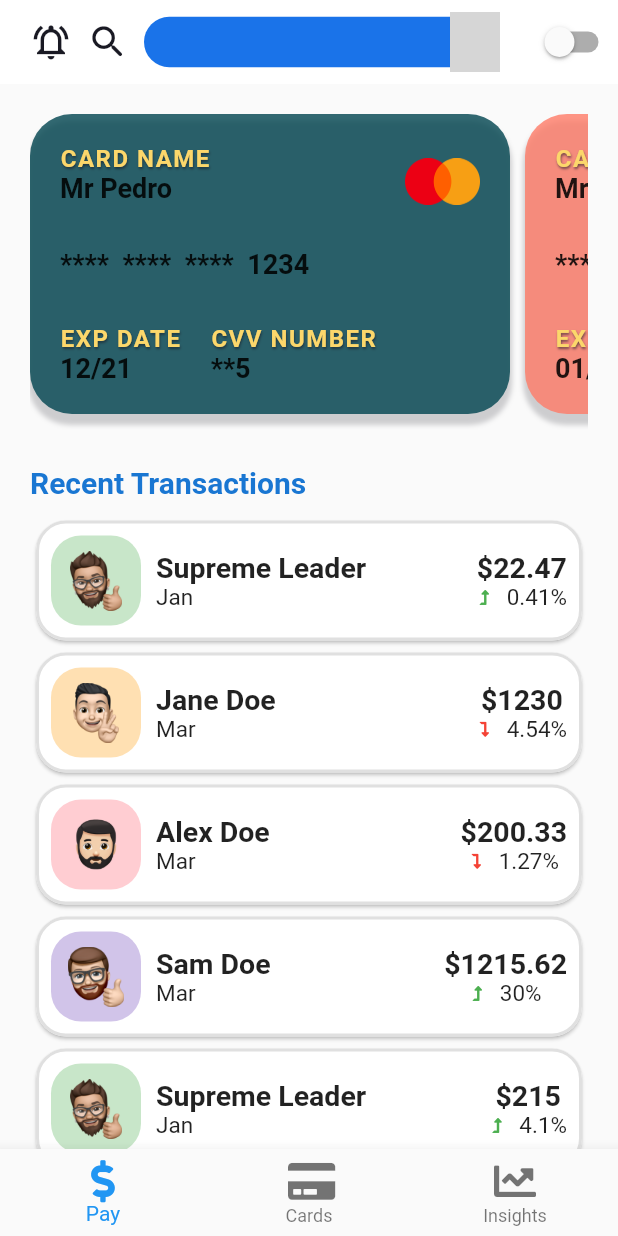
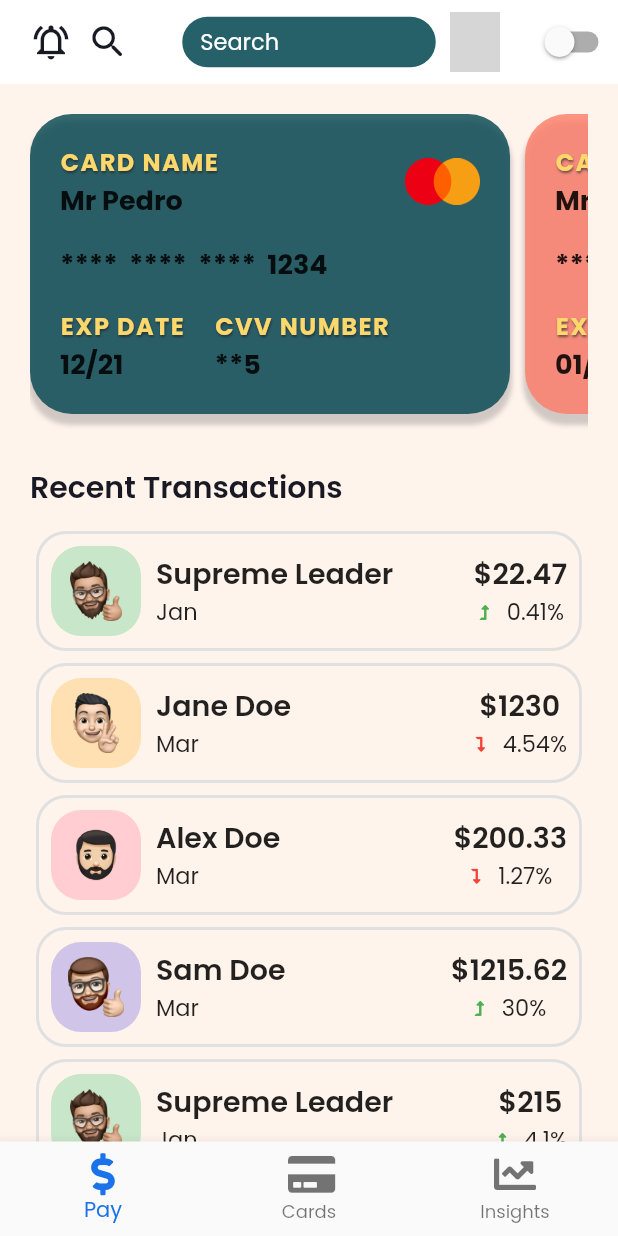
Before and after one commit to Pszione/flutter_banking_pay_responsive, a Flutter app: the screen it shows after launch, after a tap on the "search" icon, on a phone screen of 412 x 824 dp. Run offline on Flutter 3.47's test engine with Material 2 defaults, Android fonts, the phone set to English and light mode, and no system bars; our stand-ins replace flutter_svg, font_awesome_flutter, google_fonts, sliding_sheet; network calls fail; grey boxes are pictures that could not be loaded.

Commit message:
Banking Pay - AppBar search part II

```diff
--- a/lib/components/app_bar_complete.dart
+++ b/lib/components/app_bar_complete.dart
@@ -35,50 +35,40 @@ class _AppBarCompleteState extends State<AppBarComplete> {
 
     return AppBar(
       centerTitle: true,
-      title: widget.title != null && !isSearching
-          ? Text(
-              '${widget.title}',
-              style: AppTextStyle.kMenuTitle,
-            )
-          : null,
+      title: isSearching ? SearchBarField() : showTitleOrNull(context),
       automaticallyImplyLeading: true,
-      leadingWidth: MediaQuery.of(context).size.width * 0.8, // 100,
+      // TODO: respond to colorScheme
+      // iconTheme: Theme.of(context).iconTheme,
+      leadingWidth: 99, // MediaQuery.of(context).size.width * 0.8, // 100,
       leading: Row(
-        mainAxisSize: MainAxisSize.min,
+        // mainAxisSize: MainAxisSize.min,
         crossAxisAlignment: CrossAxisAlignment.center,
         children: [
           if (widget.hasNotifications)
             IconButton(
-              // padding: EdgeInsets.all(8.0),
               padding: const EdgeInsets.only(left: kDefaultPadding),
               icon: const Icon(
                 Icons.notifications_active_outlined,
-                color: kDarkColor,
-                size: kMediumIconSize,
               ),
-              onPressed: () {},
+              onPressed: () => Navigator.push(
+                context,
+                MaterialPageRoute(
+                  builder: (BuildContext context) =>
+                      const ActivityInsightsScreen(),
+                  maintainState: true,
+                ),
+              ),
             ),
-          // TODO: make it clickable
           if (widget.hasSearchField)
             IconButton(
               icon: const Icon(
                 Icons.search_rounded,
-                color: kDarkColor,
-                size: kMediumIconSize,
               ),
               onPressed: () => {
                 setState(() {
                   isSearching = !isSearching;
                 })
               },
-            ),
-          if (widget.hasSearchField && isSearching)
-            Container(
-              width: MediaQuery.of(context).size.width * 0.57,
-              height:
-                  kMediumIconSize * 1.2, // widget.preferredSize.height / 1.6,
-              decoration: BoxDecoration(
-                  borderRadius: kDefaultBorderRadius, color: kPrimaryColor),
             ),
         ],
       ),
@@ -100,9 +90,57 @@ class _AppBarCompleteState extends State<AppBarComplete> {
               //final provider = Provider.of<ThemeProvider>(context);
               themeProvider.toggleTheme(value);
             },
-            activeColor: kTertiaryColor,
+            activeColor: kSecondaryColor,
           ),
       ],
     );
   }
+
+  Text? showTitleOrNull(BuildContext context) {
+    return widget.title != null
+        ? Text(
+            '${widget.title}',
+            style: AppTextStyles.getBodyText(context),
+          )
+        : null;
+  }
 }
+
+class SearchBarField extends StatelessWidget {
+  const SearchBarField({
+    Key? key,
+  }) : super(key: key);
+
+  //TextEditingController controller = TextEditingController();
+
+  @override
+  Widget build(BuildContext context) {
+    return Container(
+      width: MediaQuery.of(context).size.width * 0.57,
+      height: kMediumIconSize * 1.2, // widget.preferredSize.height / 1.6,
+      decoration: BoxDecoration(
+        borderRadius: kDefaultBorderRadius,
+        color: kTextBodyColor.withOpacity(0.85),
+      ),
+      child: TextField(
+        onChanged: (String value) {
+          // search by string
+        },
+        maxLines: 1,
+        keyboardType: TextInputType.name,
+        style: AppTextStyles.kSmallWhiteSubtitle(context),
+        textAlign: TextAlign.start,
+        textAlignVertical: TextAlignVertical.center,
+        textCapitalization: TextCapitalization.sentences,
+        decoration: InputDecoration(
+          enabledBorder: InputBorder.none,
+          focusedBorder: InputBorder.none,
+          hintText: 'Search',
+          hintStyle: AppTextStyles.kSmallWhiteSubtitle(context),
+          contentPadding:
+              const EdgeInsets.symmetric(horizontal: 12, vertical: 9),
+        ),
+      ),
+    );
+  }
+}
--- a/lib/main.dart
+++ b/lib/main.dart
@@ -53,7 +53,17 @@ class AppThemes {
   static final ThemeData lightThemeData = ThemeData(
     appBarTheme: const AppBarTheme(
       backgroundColor: kWhiteColor,
+      centerTitle: true,
       elevation: 0,
+      iconTheme: IconThemeData(
+        color: kDarkColor,
+        size: kMediumIconSize,
+      ),
+    ),
+    iconTheme: const IconThemeData(
+      color: kDarkColor,
+      size: kMediumIconSize,
+    ),
     floatingActionButtonTheme: FloatingActionButtonThemeData(
       backgroundColor: kSecondaryColor,
       shape: RoundedRectangleBorder(
@@ -80,7 +90,18 @@ class AppThemes {
   static final ThemeData darkThemeData = ThemeData(
     appBarTheme: const AppBarTheme(
       backgroundColor: kDarkBackgroundColor,
+      centerTitle: true,
       elevation: 0,
+      //clipBehavior: Clip.antiAlias,
+      iconTheme: IconThemeData(
+        color: kWhiteColor,
+        size: kMediumIconSize,
+      ),
+    ),
+    iconTheme: const IconThemeData(
+      color: kWhiteColor,
+      size: kMediumIconSize,
+    ),
     floatingActionButtonTheme: FloatingActionButtonThemeData(
       backgroundColor: kSecondaryColor,
       shape: RoundedRectangleBorder(
```
